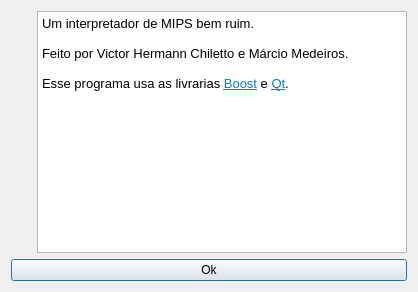
This is ui/about.ui in vitorhnn/ppmm as Qt 5 draws it before an edit. The edited form follows.
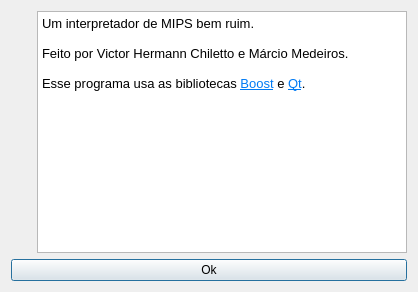
This is the edited form. Icons and pictures are not drawn.

Commit message: Portuguese is a nice language

Diff of the .ui file:
```diff
--- a/ui/about.ui
+++ b/ui/about.ui
@@ -61,7 +61,7 @@
 &lt;p style=&quot;-qt-paragraph-type:empty; margin-top:0px; margin-bottom:0px; margin-left:0px; margin-right:0px; -qt-block-indent:0; text-indent:0px;&quot;&gt;&lt;br /&gt;&lt;/p&gt;
 &lt;p style=&quot; margin-top:0px; margin-bottom:0px; margin-left:0px; margin-right:0px; -qt-block-indent:0; text-indent:0px;&quot;&gt;Feito por Victor Hermann Chiletto e Márcio Medeiros.&lt;/p&gt;
 &lt;p style=&quot;-qt-paragraph-type:empty; margin-top:0px; margin-bottom:0px; margin-left:0px; margin-right:0px; -qt-block-indent:0; text-indent:0px;&quot;&gt;&lt;br /&gt;&lt;/p&gt;
-&lt;p style=&quot; margin-top:0px; margin-bottom:0px; margin-left:0px; margin-right:0px; -qt-block-indent:0; text-indent:0px;&quot;&gt;Esse programa usa as livrarias &lt;a href=&quot;http://boost.org&quot;&gt;&lt;span style=&quot; text-decoration: underline; color:#007af4;&quot;&gt;Boost&lt;/span&gt;&lt;/a&gt; e &lt;a href=&quot;http://qt.io&quot;&gt;&lt;span style=&quot; text-decoration: underline; color:#007af4;&quot;&gt;Qt&lt;/span&gt;&lt;/a&gt;.&lt;/p&gt;&lt;/body&gt;&lt;/html&gt;</string>
+&lt;p style=&quot; margin-top:0px; margin-bottom:0px; margin-left:0px; margin-right:0px; -qt-block-indent:0; text-indent:0px;&quot;&gt;Esse programa usa as bibliotecas &lt;a href=&quot;http://boost.org&quot;&gt;&lt;span style=&quot; text-decoration: underline; color:#007af4;&quot;&gt;Boost&lt;/span&gt;&lt;/a&gt; e &lt;a href=&quot;http://qt.io&quot;&gt;&lt;span style=&quot; text-decoration: underline; color:#007af4;&quot;&gt;Qt&lt;/span&gt;&lt;/a&gt;.&lt;/p&gt;&lt;/body&gt;&lt;/html&gt;</string>
        </property>
        <property name="openExternalLinks">
         <bool>true</bool>
```
